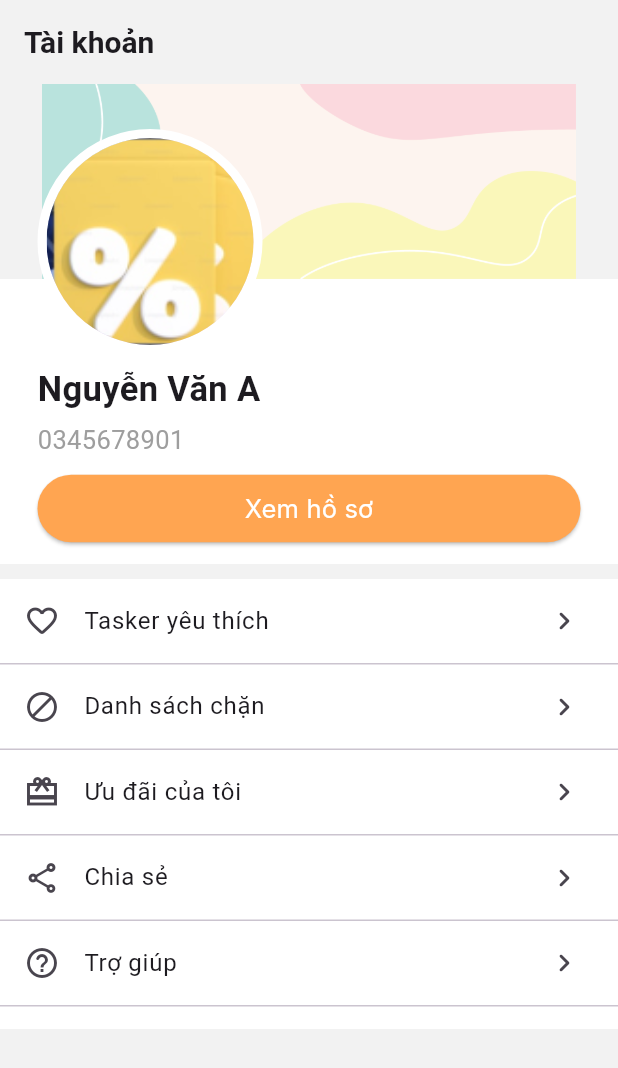
After one commit to KKuyen/SE121_GiupViecApp, a Flutter app: the AccountPage screen opened directly, on a phone screen of 412 x 824 dp. The commit adds this screen. Shown: the top 1068 px of the screen. Run offline on Flutter 3.47's test engine with Material 3 defaults, Android fonts, the phone set to English and light mode, and no system bars; our stand-ins replace carousel_slider, flutter_svg, font_awesome_flutter, image_picker, pin_code_fields; Roboto replaces fonts that are missing (Inter); project files that could hold a hidden picture were left out.

Commit message:
account page: done

```diff
--- a/FrontEnd/lib/core/configs/assets/app_images.dart
+++ b/FrontEnd/lib/core/configs/assets/app_images.dart
@@ -5,4 +5,5 @@ class AppImages {
   static const String voucher1 = '${basePath}voucher1.png';
   static const String voucher2 = '${basePath}voucher2.png';
   static const String discoveryBanner = '${basePath}discoveryBanner.png';
+  static const String cover = '${basePath}cover.png';
 }
--- a/FrontEnd/lib/presentation/navigation/navigation.dart
+++ b/FrontEnd/lib/presentation/navigation/navigation.dart
@@ -2,6 +2,7 @@ import 'package:flutter/material.dart';
 import 'package:flutter_svg/flutter_svg.dart';
 import 'package:se121_giupviec_app/core/configs/assets/app_vectors.dart';
 import 'package:se121_giupviec_app/core/configs/theme/app_colors.dart';
+import 'package:se121_giupviec_app/presentation/user/account/account.dart';
 import 'package:se121_giupviec_app/presentation/user/home/home.dart';
 import 'package:se121_giupviec_app/presentation/user/activities/activity.dart';
 import 'package:se121_giupviec_app/presentation/user/message/message.dart';
@@ -23,7 +24,7 @@ class _NavigationState extends State<Navigation> {
           const HomePage(),
           const ActivityPage(),
           const MessagePage(),
-          Container(),
+          const AccountPage(),
         ][currentPageIndex]);
   }
 
--- /dev/null
+++ b/FrontEnd/lib/presentation/user/account/account.dart
@@ -0,0 +1,194 @@
+import 'package:flutter/material.dart';
+import 'package:se121_giupviec_app/common/widgets/appbar/app_bar.dart';
+import 'package:se121_giupviec_app/common/widgets/button/sizedbutton.dart';
+import 'package:se121_giupviec_app/core/configs/assets/app_images.dart';
+import 'package:se121_giupviec_app/core/configs/constants/app_info.dart';
+import 'package:se121_giupviec_app/core/configs/theme/app_colors.dart';
+
+class AccountPage extends StatefulWidget {
+  const AccountPage({super.key});
+
+  @override
+  State<AccountPage> createState() => _AccountPageState();
+}
+
+class _AccountPageState extends State<AccountPage> {
+  @override
+  Widget build(BuildContext context) {
+    return Scaffold(
+      backgroundColor: const Color(0xFFF2F2F2),
+      appBar: const BasicAppbar(
+        isHideBackButton: true,
+        isHavePadding: false,
+        title: Text('Tài khoản',
+            style: TextStyle(
+              fontSize: 20,
+              fontWeight: FontWeight.bold,
+            )),
+      ),
+      body: Center(
+        child: Stack(
+          children: [
+            Positioned(
+                top: 0,
+                left: 0,
+                right: 0,
+                child: Container(
+                  height: 130,
+                  decoration: const BoxDecoration(
+                    image: DecorationImage(image: AssetImage(AppImages.cover)),
+                  ),
+                )),
+            Positioned(
+              top: 130,
+              left: 0,
+              right: 0,
+              child: Column(
+                children: [
+                  Container(
+                    height: 190,
+                    decoration: const BoxDecoration(
+                      color: Colors.white,
+                    ),
+                  ),
+                  const SizedBox(
+                    height: 10,
+                  ),
+                  Container(
+                    height: 300,
+                    decoration: const BoxDecoration(
+                      color: Colors.white,
+                    ),
+                    child: SingleChildScrollView(
+                      child: Column(
+                        children: [
+                          ListTile(
+                            title: const Text('Tasker yêu thích'),
+                            leading: const Icon(Icons.favorite_border_rounded),
+                            trailing: const Icon(Icons.navigate_next_rounded),
+                            onTap: () {},
+                          ),
+                          const Divider(
+                            height: 1,
+                            thickness: 1,
+                          ),
+                          ListTile(
+                            title: const Text('Danh sách chặn'),
+                            leading: const Icon(Icons.block_outlined),
+                            trailing: const Icon(Icons.navigate_next_rounded),
+                            onTap: () {},
+                          ),
+                          const Divider(
+                            height: 1,
+                            thickness: 1,
+                          ),
+                          ListTile(
+                            title: const Text('Ưu đãi của tôi'),
+                            leading: const Icon(Icons.wallet_giftcard_sharp),
+                            trailing: const Icon(Icons.navigate_next_rounded),
+                            onTap: () {},
+                          ),
+                          const Divider(
+                            height: 1,
+                            thickness: 1,
+                          ),
+                          ListTile(
+                            title: const Text('Chia sẻ'),
+                            leading: const Icon(Icons.share_outlined),
+                            trailing: const Icon(Icons.navigate_next_rounded),
+                            onTap: () {},
+                          ),
+                          const Divider(
+                            height: 1,
+                            thickness: 1,
+                          ),
+                          ListTile(
+                            title: const Text('Trợ giúp'),
+                            leading: const Icon(Icons.help_outline_rounded),
+                            trailing: const Icon(Icons.navigate_next_rounded),
+                            onTap: () {},
+                          ),
+                          const Divider(
+                            height: 1,
+                            thickness: 1,
+                          ),
+                          ListTile(
+                            title: const Text('Cài đặt'),
+                            leading: const Icon(Icons.settings_outlined),
+                            trailing: const Icon(Icons.navigate_next_rounded),
+                            onTap: () {},
+                          ),
+                          const Divider(
+                            height: 1,
+                            thickness: 1,
+                          ),
+                          ListTile(
+                            title: const Text('Đăng xuất'),
+                            leading: const Icon(Icons.logout),
+                            onTap: () {},
+                          ),
+                        ],
+                      ),
+                    ),
+                  ),
+                ],
+              ),
+            ),
+            Positioned(
+                top: 30,
+                left: 0,
+                right: 0,
+                child: Padding(
+                  padding: const EdgeInsets.symmetric(horizontal: 25.0),
+                  child: Column(
+                      crossAxisAlignment: CrossAxisAlignment.start,
+                      children: [
+                        Container(
+                          width:
+                              150, // Kích thước của Container bao quanh CircleAvatar
+                          height: 150,
+                          decoration: BoxDecoration(
+                            shape: BoxShape.circle,
+                            border: Border.all(
+                              color: Colors.white, // Màu viền
+                              width: 6.0, // Độ dày của viền
+                            ),
+                          ),
+                          child: const CircleAvatar(
+                            radius: 50,
+                            backgroundImage: AssetImage(AppImages.voucher1),
+                          ),
+                        ),
+                        const SizedBox(height: 7),
+                        const Text(
+                          'Nguyễn Văn A',
+                          style: TextStyle(
+                            fontSize: 23,
+                            fontWeight: FontWeight.bold,
+                          ),
+                        ),
+                        const SizedBox(height: 5),
+                        const Text(
+                          '0345678901',
+                          style: TextStyle(
+                            fontSize: 17,
+                            color: Colors.grey,
+                          ),
+                        ),
+                        const SizedBox(height: 10),
+                        Sizedbutton(
+                          onPressFun: () {},
+                          text: 'Xem hồ sơ',
+                          backgroundColor: AppColors.cam_main,
+                          textColor: Colors.white,
+                          width: double.infinity,
+                          height: 45,
+                        )
+                      ]),
+                ))
+          ],
+        ),
+      ),
+    );
+  }
+}
```
Also changed, not shown: FrontEnd/assets/images/cover.png (added), FrontEnd/lib/common/widgets/button/delete-me.dart (deleted), FrontEnd/lib/presentation/user/account/delete-me.dart (deleted).
